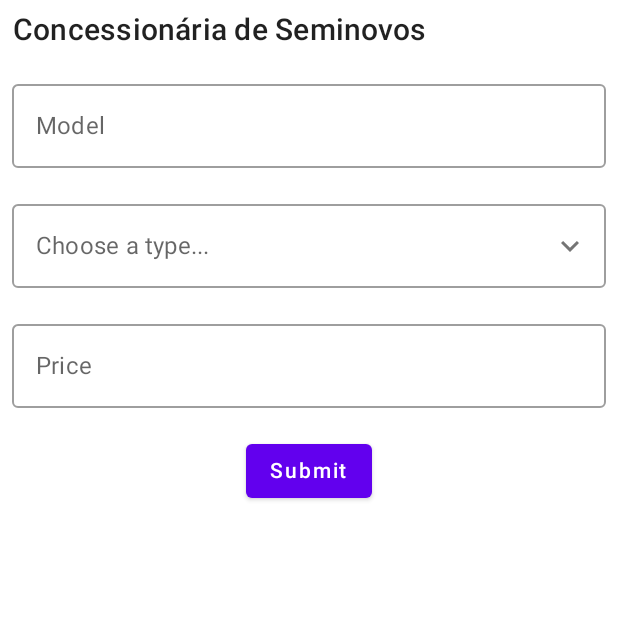
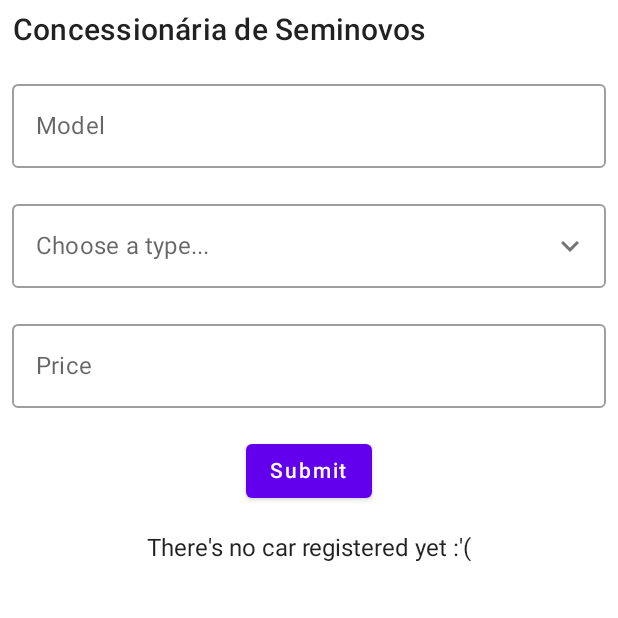
Before and after one commit to naah16/ProvaKotlin, an Android app built with Jetpack Compose: the screen it shows after launch (MainActivity), after a tap on "Submit", on a phone screen of 412 x 824 dp, the top half of it. Run offline under Robolectric (Android 15) with nearby library versions, the phone set to English and light mode, and no system bars.

```diff
--- a/app/src/main/java/com/example/avaliacaopratica/Carro.kt
+++ b/app/src/main/java/com/example/avaliacaopratica/Carro.kt
@@ -26,77 +26,3 @@ data class Carro (
     var price: Double = 0.0,
     val sold: Boolean = false
 )
-
-/*class SettingsViewModel: ViewModel() {
-    val items = MutableStateFlow<MutableList<ClipData.Item>>(mutableStateListOf())
-    val registro = MutableStateFlow("")
-
-    fun setItem(items: List<Carro>) {
-        viewModelScope.launch {
-            this@SettingsViewModel.items.emit(items as MutableList<ClipData.Item>)
-        }
-    }
-}
-@OptIn(ExperimentalFoundationApi::class)
-@Composable
-fun SettingsScreen(viewModel: SettingsViewModel) {
-    val items by viewModel.items.collectAsState()
-    val register by viewModel.registro.collectAsState()
-
-    Column(
-        modifier = Modifier
-            .background(MaterialTheme.colors.background)
-            .padding(top = 32.dp)
-
-    ) {
-        Text(
-            text = "Carros",
-            modifier = Modifier.padding(start = 32.dp)
-        )
-        Spacer(modifier = Modifier.height(24.dp))
-        if (items.isNotEmpty()) {
-            LazyColumn {
-                stickyHeader {
-                    Text(
-                        text = "Ativações",
-                        modifier = Modifier
-                            .background(MaterialTheme.colors.background)
-                            .fillMaxWidth()
-                            .padding(start = 32.dp, top = 16.dp, bottom = 16.dp)
-                    )
-                }
-                items(items = items) { item ->
-                    Spacer(modifier = Modifier.height(12.dp))
-                }
-            }
-        } else {
-            Column() {
-                Text(text = "There's no car registered yet :'(")
-            }
-
-        }
-    }
-}
-
-@Composable
-fun SettingsItem(
-    item: Carro,
-) {
-    Row(
-        verticalAlignment = Alignment.CenterVertically,
-        modifier = Modifier
-            .background(MaterialTheme.colors.background)
-            .padding(horizontal = 16.dp)
-    ) {
-
-    }
-
-    Spacer(modifier = Modifier.width(4.dp))
-
-    Column() {
-        Text(text = item.model)
-        Text(text = item.type)
-        Text(text = item.price.toString())
-        Text(text = item.sold.toString())
-    }
-}*/
--- a/app/src/main/java/com/example/avaliacaopratica/MainActivity.kt
+++ b/app/src/main/java/com/example/avaliacaopratica/MainActivity.kt
@@ -1,16 +1,15 @@
 package com.example.avaliacaopratica
 
 import android.os.Bundle
+import android.util.Log
 import android.widget.Toast
 import androidx.activity.ComponentActivity
 import androidx.activity.compose.setContent
 import androidx.compose.animation.AnimatedVisibility
-import androidx.compose.foundation.lazy.items
 import androidx.compose.foundation.clickable
-import androidx.compose.foundation.interaction.MutableInteractionSource
-import androidx.compose.foundation.interaction.collectIsPressedAsState
 import androidx.compose.foundation.layout.*
 import androidx.compose.foundation.lazy.LazyColumn
+import androidx.compose.foundation.lazy.items
 import androidx.compose.foundation.text.KeyboardOptions
 import androidx.compose.material.*
 import androidx.compose.material.MaterialTheme.typography
@@ -34,9 +33,8 @@ import androidx.compose.ui.unit.Dp
 import androidx.compose.ui.unit.dp
 import androidx.compose.ui.unit.sp
 import androidx.compose.ui.unit.toSize
-import androidx.compose.runtime.getValue
-import androidx.compose.runtime.setValue
 import com.example.avaliacaopratica.ui.theme.AvaliacaoPraticaTheme
+import java.lang.Boolean.parseBoolean
 import java.lang.Double.parseDouble
 
 
@@ -52,6 +50,7 @@ class MainActivity : ComponentActivity() {
 @Composable
 fun Body() {
     var carDetails by remember { mutableStateOf(Carro()) }
+    var carros = mutableListOf<Carro>()
     AvaliacaoPraticaTheme {
         // A surface container using the 'background' color from the theme
         Surface(
@@ -61,7 +60,6 @@ fun Body() {
             Column {
                 Text(text = "Concessionária de Seminovos", style = typography.h6, modifier = Modifier.padding(8.dp), textAlign = TextAlign.Center)
                 var modelo by remember { mutableStateOf(TextFieldValue("")) }
-                // for preview add same text to all the fields
 
                 //MODELO
                 OutlinedTextField(
@@ -97,7 +95,6 @@ fun Body() {
                             .fillMaxWidth()
                             .onGloballyPositioned { coordinates ->
                                 //This value is used to assign to the DropDown the same width
-                                //textfieldSize = coordinates.size.toSize()
                                 textfieldSize = coordinates.size.toSize()
                             },
                         label = {Text("Choose a type...")},
@@ -125,8 +122,7 @@ fun Body() {
 
                 //PREÇO
                 var preco by remember { mutableStateOf(TextFieldValue("")) }
-                // Outlined Text input field with input type number
-                // It will open the number keyboard
+                // Outlined Text input field with input type number. It will open the number keyboard
                 OutlinedTextField(value = preco,
                     modifier = Modifier
                         .padding(8.dp)
@@ -138,70 +134,61 @@ fun Body() {
                         preco = it
                     }
                 )
-
+                var mostrarLista by remember { mutableStateOf(false) }
                 //BOTÃO
                 Column(
-                    // we are using column to align our
-                    // imageview to center of the screen.
+                    // we are using column to align our imageview to center of the screen.
                     modifier = Modifier
                         .fillMaxWidth()
                         .fillMaxHeight(),
 
-                    // below line is used for specifying
-                    // vertical arrangement.
+                    // below line is used for specifying vertical arrangement.
                     verticalArrangement = Arrangement.Top,
 
-                    // below line is used for specifying
-                    // horizontal arrangement.
+                    // below line is used for specifying horizontal arrangement.
                     horizontalAlignment = Alignment.CenterHorizontally,
                 ) {
-                    // below line is use to get
-                    // the context for our app.
-                    val interactionSource = remember { MutableInteractionSource() }
-                    val isPressed by interactionSource.collectIsPressedAsState()
+                    // below line is use to get the context for our app.
                     val context = LocalContext.current
-
 
                     // below line is use to create a button.
                     Button(
-                        // below line is use to add onclick
-                        // parameter for our button onclick
+                        // below line is use to add onclick parameter for our button onclick
                         onClick = {
                             // when user is clicking the button we are displaying a toast message.
-                            Toast.makeText(context, "Carro adicionado com sucesso!", Toast.LENGTH_LONG).show()
-
+                            Toast.makeText(context, "Car added successfully!", Toast.LENGTH_LONG).show()
+                            mostrarLista = true
                         },
-                        interactionSource = interactionSource,
-                        // in below line we are using modifier
-                        // which is use to add padding to our button
+                        // in below line we are using modifier which is use to add padding to our button
                         modifier = Modifier.padding(all = Dp(10F)),
 
-                        // below line is use to set or
-                        // button as enable or disable.
+                        // below line is use to set or button as enable or disable.
                         enabled = true,
 
-                        // below line is use to
-                        // add border to our button.
-                        //border = BorderStroke(width = 1.dp, brush = SolidColor(Color.BLUE)),
-
                         // below line is use to add shape for our button.
-                        shape = MaterialTheme.shapes.medium,
+                        shape = MaterialTheme.shapes.medium
                     )
-                    // below line is use to
-                    // add text on our button
+                    // below line is use to add text on our button
                     {
                         Text(text = "Submit")
+                    }
+                    if(mostrarLista) {
+                        val strPreco = preco.text.toString()
+                        CarProfile(carDetails)
 
-                        /*CarProfile(carDetails)
-                        val carros = mutableListOf(Carro(modelo.text,selectedText.toString(),
-                            parseDouble(preco.toString())))
+                        val carro = Carro(modelo.text,selectedText,parseDouble(strPreco))
+                        carros.add(carro)
+                        Log.d("modelo: ",modelo.text)
                         CarList(carros = carros) {
                             carDetails = it
-                        }*/
+                        }
+                        mostrarLista = false;
+                    }else{
+                        CarList(carros = carros) {
+                            carDetails = it
+                        }
                     }
-
                 }
-
             }
         }
     }
@@ -214,7 +201,7 @@ fun CarProfile(carro: Carro) {
         modifier = Modifier
             .fillMaxWidth()
             .padding(8.dp),
-        elevation = 4.dp
+        elevation = 4.dp,
     ) {
         Column {
             Row(
@@ -223,16 +210,11 @@ fun CarProfile(carro: Carro) {
                     .padding(8.dp)
             ) {
                 Text (
-                    text = carro.model,
-                    textAlign = TextAlign.Center,
-                    fontSize = 24.sp
-                )
-                Text(
                     text = if(!expandDescription) "+" else "-",
                     textAlign = TextAlign.Center,
                     fontWeight = FontWeight.Black,
                     fontSize = 24.sp,
-                    color = Color(0xFF8F8F8F),
+                    color = Color.Black,
                     modifier = Modifier
                         .padding(horizontal = 8.dp)
                         .clickable {
@@ -270,19 +252,19 @@ fun CarView(carro: Carro, onClick: () -> Unit) {
     ) {
         Column {
             Text(
-                text = carro.model,
+                text = "Model: "+carro.model,
                 modifier = Modifier.padding(8.dp)
             )
             Text(
-                text = carro.type,
+                text = "Type: "+carro.type,
                 modifier = Modifier.padding(8.dp)
             )
             Text(
-                text = carro.price.toString(),
+                text = "Price: R$"+carro.price.toString(),
                 modifier = Modifier.padding(8.dp)
             )
             Text(
-                text = carro.sold.toString(),
+                text = if(!carro.sold)"Status: This vehicle is available. " else "Status: This vehicle is sold.",
                 modifier = Modifier.padding(8.dp)
             )
         }
@@ -303,8 +285,18 @@ fun CarList(
             }
         }
     } else {
-        Column {
-            Text(text = "There's no car registered yet :'(")
+        Column( modifier = Modifier
+                .fillMaxWidth()
+                .fillMaxHeight()
+
+        ){
+            Row(
+                modifier = Modifier
+                    .align(Alignment.CenterHorizontally)
+                    .padding(8.dp)
+            ) {
+                Text(text = "There's no car registered yet :'(")
+            }
         }
     }
 }
--- a/app/src/main/res/values/strings.xml
+++ b/app/src/main/res/values/strings.xml
@@ -1,4 +1,4 @@
 <resources>
     <string name="app_name">AvaliacaoPratica</string>
-    <string name="description_text">Type: %s\nPrice: %d\nStatus: %s</string>
+    <string name="description_text">Type: %s\nPrice: R$%s\nStatus: %s</string>
 </resources>
```
